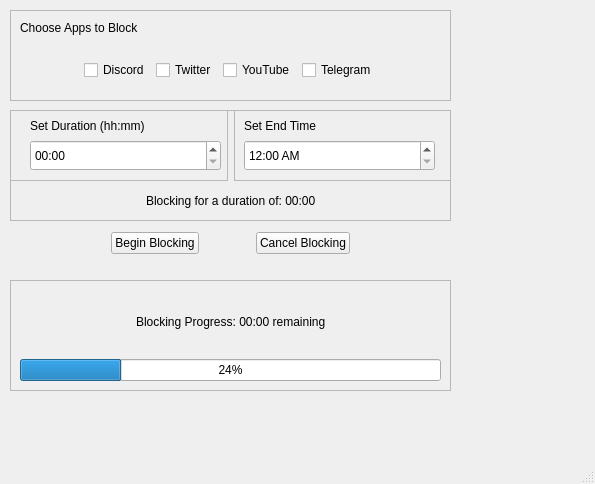
The window that block_mainwindow.ui (hawesd04/AppBlocker) describes before a commit, drawn with Qt 5.
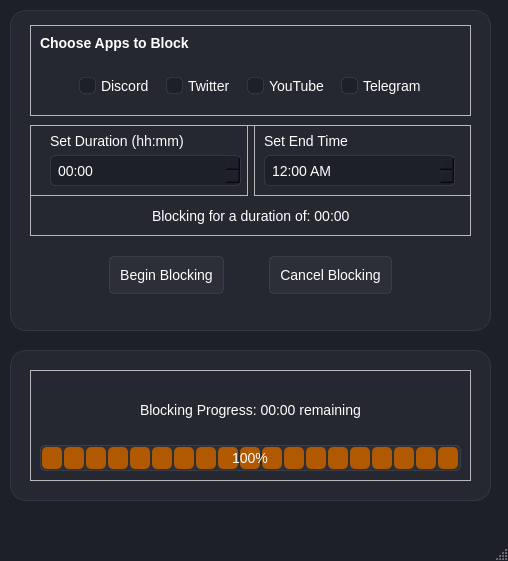
The same window after the commit. Icons and pictures are not drawn.

Commit message: fully functional, some ui hiccups due to qss being unoptimal but this is okay we will fix later.

Diff of the .ui file:
```diff
--- a/block_mainwindow.ui
+++ b/block_mainwindow.ui
@@ -6,21 +6,130 @@
    <rect>
     <x>0</x>
     <y>0</y>
-    <width>595</width>
-    <height>484</height>
+    <width>508</width>
+    <height>561</height>
    </rect>
   </property>
   <property name="windowTitle">
    <string>MainWindow</string>
   </property>
+  <property name="styleSheet">
+   <string notr="true">QWidget {
+    color:white;
+    font-family: &quot;Segoe UI&quot;, &quot;SF Pro Display&quot;, &quot;Helvetica Neue&quot;, Arial, sans-serif;
+    font-size: 14px;
+}
+
+QMainWindow {
+    background-color: #1d1f29;
+}
+QMainWindow::separator {
+    background: yellow;
+    width: 10px; /* when vertical */
+    height: 10px; /* when horizontal */
+}
+
+QLabel#blockAppLabel {
+    color: qlineargradient(x1:0, y1:0, x2:50, y2:50,
+                                stop:0 #ffcc00, stop:1 #ff9d1c);
+    font-weight: bold;
+}
+
+QPushButton {
+    padding: 10px;
+    border-radius: 5px;
+    background-color: #09ffffff;
+    border: 1px solid #16ffffff;
+    color: white;
+}
+
+QPushButton:disabled {
+    color:gray;
+}
+
+QPushButton:hover {
+    background-color: #18ffffff;
+    border: 1px solid #36ffffff;
+}
+
+QProgressBar {
+    border-radius: 5px;
+    background-color: #09ffffff;
+    border: 1px solid #16ffffff;
+
+    text-align: center;
+}
+
+QProgressBar::chunk {
+    border-radius: 5px;
+    background-color: #b15901;
+    width: 20px;
+    margin: 0.5px;
+}
+
+QTimeEdit {
+    padding:5px;
+    background-color: #1d1f29;
+
+    border-radius:5px;
+    border: 1px solid #16ffffff;
+}
+
+QTimeEdit QAbstractItemView {
+    color: white;
+    background-color: #1d1f29;
+}
+
+QCheckBox {
+    padding: 5px;
+    color:white;
+    spacing: 5px;
+    border-radius: 5px;
+}
+QCheckBox::indicator {
+    border: 1px solid #16ffffff;
+    color:white;
+    width: 15px;
+    height: 15px;
+
+    border-radius: 5px;
+}
+QCheckBox::indicator::unchecked {
+    background-color: #1d1f29;
+}
+QCheckBox::indicator::checked {
+    background-color: #ff9d1c;
+    border: 1px solid #ffffffff;
+    color: white;
+    image: url(./assets/sample.svg);
+}
+
+QGroupBox {
+    border-radius: 16px;
+    border: 1px solid #16ffffff;
+    background-color: #09ffffff;
+}</string>
+  </property>
   <widget class="QWidget" name="centralwidget">
-   <widget class="QWidget" name="layoutWidget">
+   <widget class="QGroupBox" name="groupBox">
     <property name="geometry">
      <rect>
       <x>10</x>
+      <y>10</y>
+      <width>481</width>
+      <height>321</height>
+     </rect>
+    </property>
+    <property name="title">
+     <string/>
+    </property>
+    <widget class="QWidget" name="layoutWidget">
+     <property name="geometry">
+      <rect>
+       <x>20</x>
       <y>230</y>
       <width>441</width>
-      <height>26</height>
+       <height>71</height>
      </rect>
     </property>
     <layout class="QHBoxLayout" name="horizontalLayout">
@@ -105,11 +214,200 @@
      </item>
     </layout>
    </widget>
-   <widget class="QFrame" name="app_select_frame">
+    <widget class="QFrame" name="time_select_frame">
     <property name="geometry">
      <rect>
+       <x>20</x>
+       <y>115</y>
+       <width>441</width>
+       <height>111</height>
+      </rect>
+     </property>
+     <property name="minimumSize">
+      <size>
+       <width>441</width>
+       <height>101</height>
+      </size>
+     </property>
+     <property name="frameShape">
+      <enum>QFrame::Shape::StyledPanel</enum>
+     </property>
+     <property name="frameShadow">
+      <enum>QFrame::Shadow::Raised</enum>
+     </property>
+     <widget class="QWidget" name="layoutWidget">
+      <property name="geometry">
+       <rect>
+        <x>0</x>
+        <y>0</y>
+        <width>441</width>
+        <height>71</height>
+       </rect>
+      </property>
+      <layout class="QHBoxLayout" name="horizontalLayout_2">
+       <item>
+        <widget class="QFrame" name="LeftTimeFrame">
+         <property name="minimumSize">
+          <size>
+           <width>217</width>
+           <height>69</height>
+          </size>
+         </property>
+         <property name="frameShape">
+          <enum>QFrame::Shape::StyledPanel</enum>
+         </property>
+         <property name="frameShadow">
+          <enum>QFrame::Shadow::Raised</enum>
+         </property>
+         <widget class="QLabel" name="label">
+          <property name="geometry">
+           <rect>
+            <x>20</x>
+            <y>0</y>
+            <width>201</width>
+            <height>31</height>
+           </rect>
+          </property>
+          <property name="text">
+           <string>Set Duration (hh:mm)</string>
+          </property>
+         </widget>
+         <widget class="QTimeEdit" name="durationEdit">
+          <property name="geometry">
+           <rect>
+            <x>20</x>
+            <y>30</y>
+            <width>191</width>
+            <height>31</height>
+           </rect>
+          </property>
+          <property name="displayFormat">
+           <string>hh:mm</string>
+          </property>
+         </widget>
+        </widget>
+       </item>
+       <item>
+        <widget class="QFrame" name="RightTimeFrame">
+         <property name="minimumSize">
+          <size>
+           <width>216</width>
+           <height>69</height>
+          </size>
+         </property>
+         <property name="frameShape">
+          <enum>QFrame::Shape::StyledPanel</enum>
+         </property>
+         <property name="frameShadow">
+          <enum>QFrame::Shadow::Raised</enum>
+         </property>
+         <widget class="QLabel" name="set_endtime_label">
+          <property name="geometry">
+           <rect>
       <x>10</x>
-      <y>10</y>
+            <y>0</y>
+            <width>191</width>
+            <height>31</height>
+           </rect>
+          </property>
+          <property name="text">
+           <string>Set End Time</string>
+          </property>
+         </widget>
+         <widget class="QTimeEdit" name="endTimeEdit">
+          <property name="geometry">
+           <rect>
+            <x>10</x>
+            <y>30</y>
+            <width>191</width>
+            <height>31</height>
+           </rect>
+          </property>
+          <property name="displayFormat">
+           <string>hh:mm AP</string>
+          </property>
+         </widget>
+        </widget>
+       </item>
+      </layout>
+     </widget>
+     <widget class="QWidget" name="layoutWidget">
+      <property name="geometry">
+       <rect>
+        <x>0</x>
+        <y>80</y>
+        <width>441</width>
+        <height>22</height>
+       </rect>
+      </property>
+      <layout class="QHBoxLayout" name="horizontalLayout_6">
+       <item>
+        <spacer name="horizontalSpacer_17">
+         <property name="orientation">
+          <enum>Qt::Orientation::Horizontal</enum>
+         </property>
+         <property name="sizeHint" stdset="0">
+          <size>
+           <width>40</width>
+           <height>20</height>
+          </size>
+         </property>
+        </spacer>
+       </item>
+       <item>
+        <spacer name="horizontalSpacer_16">
+         <property name="orientation">
+          <enum>Qt::Orientation::Horizontal</enum>
+         </property>
+         <property name="sizeHint" stdset="0">
+          <size>
+           <width>40</width>
+           <height>20</height>
+          </size>
+         </property>
+        </spacer>
+       </item>
+       <item>
+        <widget class="QLabel" name="selectedDurationLabel">
+         <property name="text">
+          <string>Blocking for a duration of: 00:00</string>
+         </property>
+        </widget>
+       </item>
+       <item>
+        <spacer name="horizontalSpacer_18">
+         <property name="orientation">
+          <enum>Qt::Orientation::Horizontal</enum>
+         </property>
+         <property name="sizeHint" stdset="0">
+          <size>
+           <width>40</width>
+           <height>20</height>
+          </size>
+         </property>
+        </spacer>
+       </item>
+       <item>
+        <spacer name="horizontalSpacer_19">
+         <property name="orientation">
+          <enum>Qt::Orientation::Horizontal</enum>
+         </property>
+         <property name="sizeHint" stdset="0">
+          <size>
+           <width>40</width>
+           <height>20</height>
+          </size>
+         </property>
+        </spacer>
+       </item>
+      </layout>
+     </widget>
+    </widget>
+    <widget class="QFrame" name="appSelectFrame">
+     <property name="geometry">
+      <rect>
+       <x>20</x>
+       <y>15</y>
       <width>441</width>
       <height>91</height>
      </rect>
@@ -212,11 +510,24 @@
      </layout>
     </widget>
    </widget>
+   </widget>
+   <widget class="QGroupBox" name="progressGroup">
+    <property name="geometry">
+     <rect>
+      <x>10</x>
+      <y>350</y>
+      <width>481</width>
+      <height>151</height>
+     </rect>
+    </property>
+    <property name="title">
+     <string/>
+    </property>
    <widget class="QFrame" name="progressFrame">
     <property name="geometry">
      <rect>
-      <x>10</x>
-      <y>280</y>
+       <x>20</x>
+       <y>20</y>
       <width>441</width>
       <height>111</height>
      </rect>
@@ -306,197 +617,9 @@
      <item row="1" column="0">
       <widget class="QProgressBar" name="progressBar">
        <property name="value">
-        <number>24</number>
-       </property>
-      </widget>
-     </item>
-    </layout>
-   </widget>
-   <widget class="QFrame" name="time_select_frame">
-    <property name="geometry">
-     <rect>
-      <x>10</x>
-      <y>110</y>
-      <width>441</width>
-      <height>111</height>
-     </rect>
-    </property>
-    <property name="minimumSize">
-     <size>
-      <width>441</width>
-      <height>101</height>
-     </size>
-    </property>
-    <property name="frameShape">
-     <enum>QFrame::Shape::StyledPanel</enum>
-    </property>
-    <property name="frameShadow">
-     <enum>QFrame::Shadow::Raised</enum>
-    </property>
-    <widget class="QWidget" name="layoutWidget">
-     <property name="geometry">
-      <rect>
-       <x>0</x>
-       <y>0</y>
-       <width>441</width>
-       <height>71</height>
-      </rect>
-     </property>
-     <layout class="QHBoxLayout" name="horizontalLayout_2">
-      <item>
-       <widget class="QFrame" name="LeftTimeFrame">
-        <property name="minimumSize">
-         <size>
-          <width>217</width>
-          <height>69</height>
-         </size>
-        </property>
-        <property name="frameShape">
-         <enum>QFrame::Shape::StyledPanel</enum>
-        </property>
-        <property name="frameShadow">
-         <enum>QFrame::Shadow::Raised</enum>
-        </property>
-        <widget class="QLabel" name="label">
-         <property name="geometry">
-          <rect>
-           <x>20</x>
-           <y>0</y>
-           <width>201</width>
-           <height>31</height>
-          </rect>
-         </property>
-         <property name="text">
-          <string>Set Duration (hh:mm)</string>
-         </property>
-        </widget>
-        <widget class="QTimeEdit" name="durationEdit">
-         <property name="geometry">
-          <rect>
-           <x>20</x>
-           <y>30</y>
-           <width>191</width>
-           <height>31</height>
-          </rect>
-         </property>
-         <property name="displayFormat">
-          <string>hh:mm</string>
-         </property>
-        </widget>
-       </widget>
-      </item>
-      <item>
-       <widget class="QFrame" name="RightTimeFrame">
-        <property name="minimumSize">
-         <size>
-          <width>216</width>
-          <height>69</height>
-         </size>
-        </property>
-        <property name="frameShape">
-         <enum>QFrame::Shape::StyledPanel</enum>
-        </property>
-        <property name="frameShadow">
-         <enum>QFrame::Shadow::Raised</enum>
-        </property>
-        <widget class="QLabel" name="set_endtime_label">
-         <property name="geometry">
-          <rect>
-           <x>10</x>
-           <y>0</y>
-           <width>191</width>
-           <height>31</height>
-          </rect>
-         </property>
-         <property name="text">
-          <string>Set End Time</string>
-         </property>
-        </widget>
-        <widget class="QTimeEdit" name="endTimeEdit">
-         <property name="geometry">
-          <rect>
-           <x>10</x>
-           <y>30</y>
-           <width>191</width>
-           <height>31</height>
-          </rect>
-         </property>
-         <property name="displayFormat">
-          <string>hh:mm AP</string>
-         </property>
-        </widget>
-       </widget>
-      </item>
-     </layout>
-    </widget>
-    <widget class="QWidget" name="layoutWidget">
-     <property name="geometry">
-      <rect>
-       <x>0</x>
-       <y>80</y>
-       <width>441</width>
-       <height>22</height>
-      </rect>
-     </property>
-     <layout class="QHBoxLayout" name="horizontalLayout_6">
-      <item>
-       <spacer name="horizontalSpacer_17">
-        <property name="orientation">
-         <enum>Qt::Orientation::Horizontal</enum>
-        </property>
-        <property name="sizeHint" stdset="0">
-         <size>
-          <width>40</width>
-          <height>20</height>
-         </size>
-        </property>
-       </spacer>
-      </item>
-      <item>
-       <spacer name="horizontalSpacer_16">
-        <property name="orientation">
-         <enum>Qt::Orientation::Horizontal</enum>
-        </property>
-        <property name="sizeHint" stdset="0">
-         <size>
-          <width>40</width>
-          <height>20</height>
-         </size>
-        </property>
-       </spacer>
-      </item>
-      <item>
-       <widget class="QLabel" name="selectedDurationLabel">
-        <property name="text">
-         <string>Blocking for a duration of: 00:00</string>
-        </property>
-       </widget>
-      </item>
-      <item>
-       <spacer name="horizontalSpacer_18">
-        <property name="orientation">
-         <enum>Qt::Orientation::Horizontal</enum>
-        </property>
-        <property name="sizeHint" stdset="0">
-         <size>
-          <width>40</width>
-          <height>20</height>
-         </size>
-        </property>
-       </spacer>
-      </item>
-      <item>
-       <spacer name="horizontalSpacer_19">
-        <property name="orientation">
-         <enum>Qt::Orientation::Horizontal</enum>
-        </property>
-        <property name="sizeHint" stdset="0">
-         <size>
-          <width>40</width>
-          <height>20</height>
-         </size>
-        </property>
-       </spacer>
+         <number>100</number>
+        </property>
+       </widget>
       </item>
      </layout>
     </widget>
```
Left out of the diff: 4 changed lines with no effect on the pictures. Lines whose indentation alone changed are shown as unchanged. The commit also changes 6 other files.
